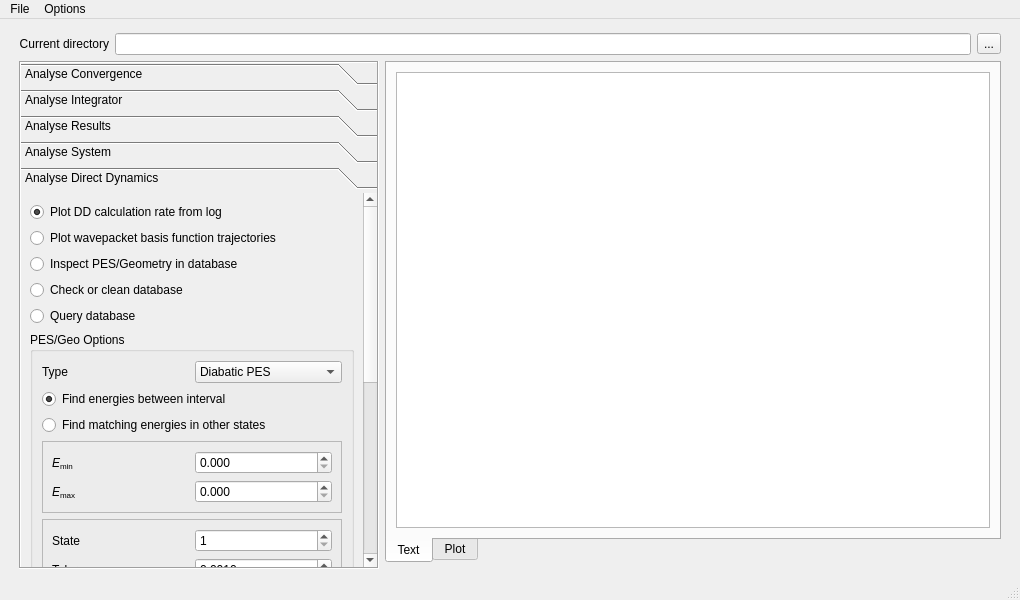
Old version of the form source/analyse/gui_files/gui_analysis/ui_analysis.ui in the repository wenzhaojia2000/msc-trajectory-analysis.
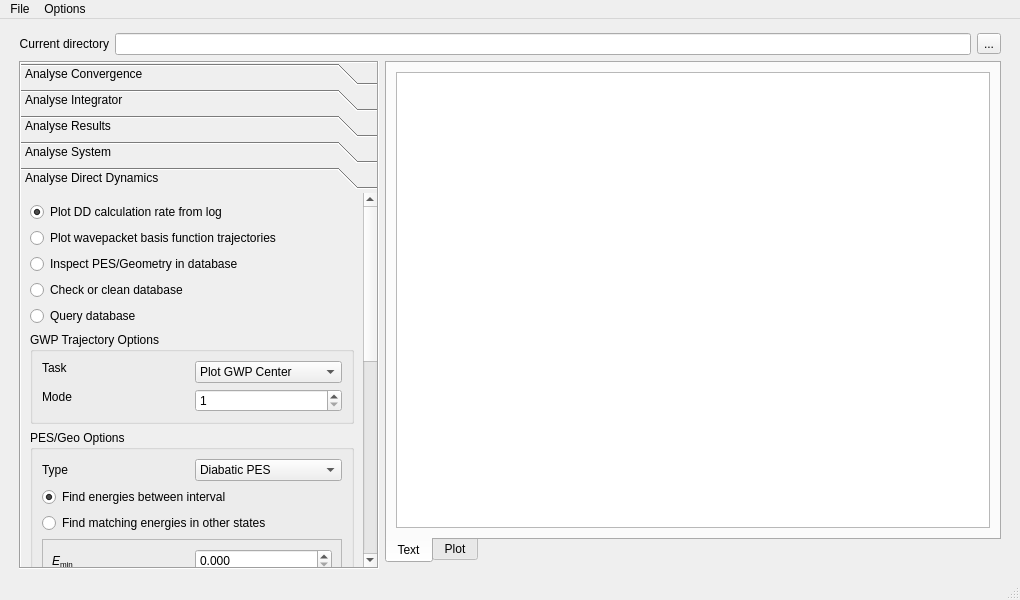
New version of the form. The open tabs and pages were chosen to show the change. Custom widgets are drawn as their Qt base class.

Commit message: Implement gwptraj, but with hardcoded ngwp. Will need to search input file for ngwp later

What changed in the file:
```diff
--- a/source/analyse/gui_files/gui_analysis/ui_analysis.ui
+++ b/source/analyse/gui_files/gui_analysis/ui_analysis.ui
@@ -789,7 +789,7 @@
            <x>0</x>
            <y>0</y>
            <width>335</width>
-           <height>778</height>
+           <height>877</height>
           </rect>
          </property>
          <attribute name="label">
@@ -866,6 +866,50 @@
             </property>
            </spacer>
           </item>
+          <item>
+           <widget class="QGroupBox" name="gwptraj_box">
+            <property name="title">
+             <string>GWP Trajectory Options</string>
+            </property>
+            <layout class="QGridLayout" name="gridLayout_11">
+             <item row="0" column="0">
+              <widget class="QLabel" name="gwptraj_task_label">
+               <property name="text">
+                <string>Task</string>
+               </property>
+              </widget>
+             </item>
+             <item row="0" column="1" rowspan="2">
+              <widget class="QComboBox" name="gwptraj_task">
+               <item>
+                <property name="text">
+                 <string>Plot GWP Center</string>
+                </property>
+               </item>
+               <item>
+                <property name="text">
+                 <string>Plot GWP Momentum</string>
+                </property>
+               </item>
+              </widget>
+             </item>
+             <item row="1" column="0" rowspan="2">
+              <widget class="QLabel" name="gwptraj_mode_label">
+               <property name="text">
+                <string>Mode</string>
+               </property>
+              </widget>
+             </item>
+             <item row="2" column="1">
+              <widget class="QSpinBox" name="gwptraj_mode">
+               <property name="minimum">
+                <number>1</number>
+               </property>
+              </widget>
+             </item>
+            </layout>
+           </widget>
+          </item>
           <item>
            <widget class="QGroupBox" name="findpes_box">
             <property name="title">
```
Left out of the diff: 6 changed lines with no effect on the pictures. The commit also changes 1 other file.
